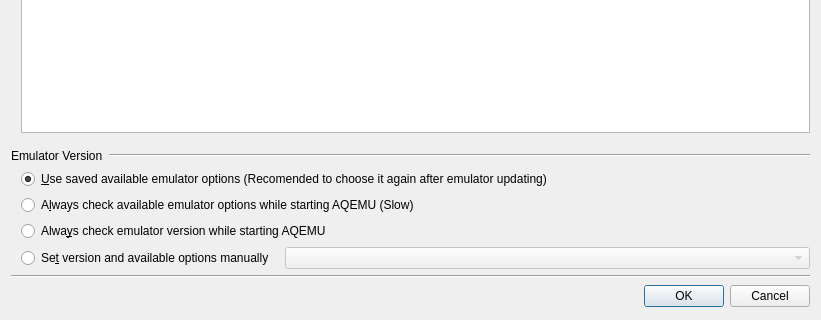
Old version of the form src/Emulator_Options_Window.ui in the repository tobimensch/aqemu; both pictures show x 0 to 821 and y 321 to 641 of the 821 by 641 pixel window.
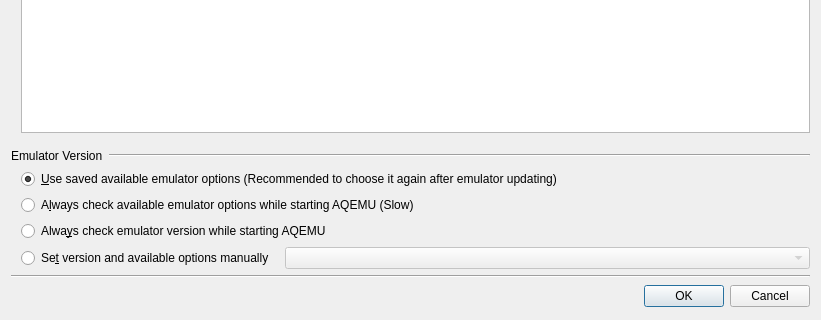
New version of the form. Icons and pictures are not drawn. Custom widgets are drawn as their Qt base class.

What changed in the file:
```diff
--- a/src/Emulator_Options_Window.ui
+++ b/src/Emulator_Options_Window.ui
@@ -306,7 +306,7 @@
         <item>
          <widget class="QRadioButton" name="RB_Save_Options">
           <property name="text">
-           <string>&amp;Use saved available emulator options (Recomended to choose it again after emulator updating)</string>
+           <string>&amp;Use saved available emulator options (Recommended to choose it again after emulator updating)</string>
           </property>
           <property name="checked">
            <bool>true</bool>
```
